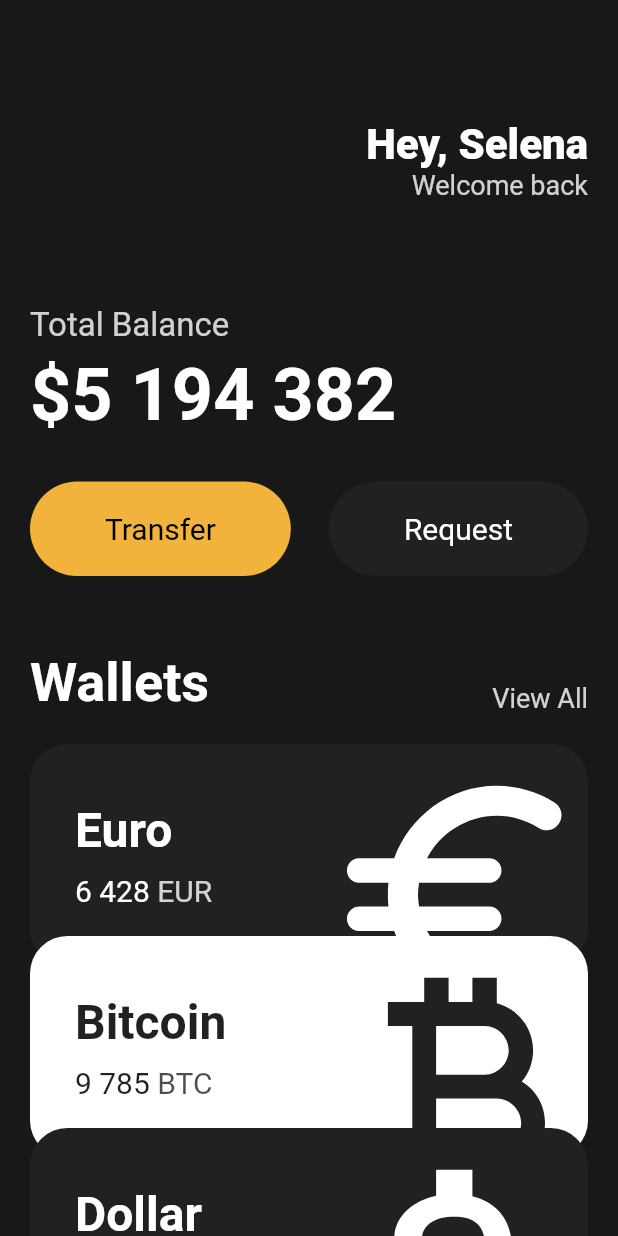
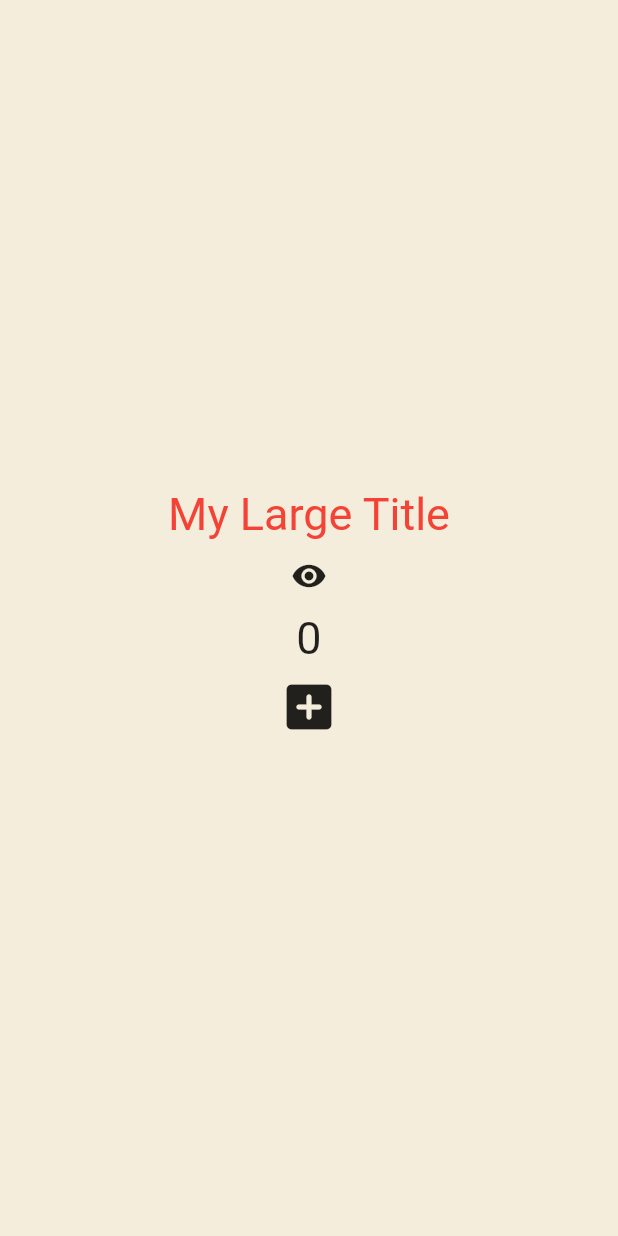
Before and after one commit to cassiadev/toonflix, a Flutter app: the screen it shows after launch, on a phone screen of 412 x 824 dp. Run offline on Flutter 3.47's test engine with Material 2 defaults, Android fonts, the light colour scheme and no system bars.

Commit message:
Learning Widget Lifecycle
setState, BuildContext, initState, build, dispose

```diff
--- a/lib/main.dart
+++ b/lib/main.dart
@@ -6,135 +6,235 @@ void main() {
   runApp(App());
 }
 
-class App extends StatelessWidget {
+class App extends StatefulWidget{
+  @override
+  State<App> createState() => _AppState();
+}
+
+class _AppState extends State<App> {
+  bool showTitle = true;
+  void toggleTitle() {
+    setState(() {
+      showTitle = !showTitle;
+    });
+  }
+
+  int counter = 0;
+  List<int> numbers = [];
+  void onClicked() {
+    setState(() { // State에 바뀐 데이터를 적용해서 화면에 표시하기 위해 setState() 함수가 꼭 필요함. 없으면 build()가 다시 실행되지 않아 연산에 의해 데이터가 변경중인데 화면에는 보이지 않게 됨
+      counter++;  // 꼭 setState() 안에 있어야지만 Interactivity가 적용되는 것은 아니나, 가독성 면에서 봤을 때 안에 넣는 게 좋다
+      numbers.add(numbers.length);
+    });
+  }
+
   @override
   Widget build(BuildContext context) {
-    return MaterialApp( // 새 위젯을 만드는 건 클래스를 초기화(Initializing classes)하는 것
-      home: Scaffold( // 다수 위젯에서 home: body: appBar: 같이 named parameter를 쓰고 있음
-        backgroundColor: const Color(0xFF181818), // Color.fromARGB(255, 48, 48, 1)나 Color.fromRGBO(24, 24, 24, 1)로는 색상표에서 선택
-        body: SingleChildScrollView(
-          child: Padding(
-            padding: const EdgeInsets.symmetric(horizontal: 20),
-            child: Column(
-              crossAxisAlignment: CrossAxisAlignment.start,
-              children: [
-                const SizedBox(
-                  height: 80,
+    return MaterialApp(
+      theme: ThemeData(
+        textTheme: const TextTheme(
+          titleLarge: TextStyle(
+           color: Colors.red,
+         ),
+        ),
+      ),
+      home: Scaffold(
+        backgroundColor: const Color(0xFFF4EDDB),
+        body: Center(
+          child: Column(
+            mainAxisAlignment: MainAxisAlignment.center,
+            children: [
+              showTitle ? const MyLargeTitle() : const Text('nothing to show'),
+              IconButton(
+                onPressed: toggleTitle,
+                icon: const Icon(Icons.remove_red_eye),
+              ),
+              Text('$counter',
+                style: const TextStyle(
+                  fontSize: 30,
                 ),
-                Row(
-                  mainAxisAlignment: MainAxisAlignment.end,
-                  children: [
-                    Column(
-                      crossAxisAlignment: CrossAxisAlignment.end,
-                      children: const [
-                        Text('Hey, Selena',
-                          style: TextStyle(
-                            color: Colors.white,
-                            fontSize: 28,
-                            fontWeight: FontWeight.w800,
-                          ),
-                        ),
-                        Text('Welcome back',
-                          style: TextStyle(
-                            color: Color.fromRGBO(255, 255, 255, 0.8),
-                            fontSize: 18,
-                          ),
-                        ),
-                      ],
-                    ),
-                  ],
+              ),
+              for(var n in numbers) Text('$n',),
+              IconButton(
+                iconSize: 40,
+                onPressed: onClicked,
+                icon: const Icon(
+                    Icons.add_box_rounded,
                 ),
-                const SizedBox(
-                  height: 70,
-                ),
-                Text('Total Balance',
-                  style: TextStyle(
-                    color: Colors.white.withOpacity(0.8),
-                    fontSize: 22,
-                  ),
-                ),
-                const SizedBox(
-                  height: 5,
-                ),
-                const Text('\$5 194 382',
-                  style: TextStyle(
-                    color: Colors.white,
-                    fontSize: 48,
-                    fontWeight: FontWeight.w600,
-                  ),
-                ),
-                const SizedBox(
-                  height: 30,
-                ),
-                Row(
-                  mainAxisAlignment: MainAxisAlignment.spaceBetween,
-                  children: const [
-                    Button(
-                      text: 'Transfer',
-                      bgColor: Color(0xFFF1B33B),
-                      textColor: Colors.black,
-                    ),
-                    Button(
-                      text: 'Request',
-                      bgColor: Color(0xFF1F2123),
-                      textColor: Colors.white,
-                    ),
-                  ],
-                ),
-                const SizedBox(
-                  height: 50,
-                ),
-                Row(
-                  mainAxisAlignment: MainAxisAlignment.spaceBetween,
-                  crossAxisAlignment: CrossAxisAlignment.end,
-                  children: [
-                    const Text('Wallets',
-                      style: TextStyle(
-                        color: Colors.white,
-                        fontSize: 36,
-                        fontWeight: FontWeight.w600,
-                      ),
-                    ),
-                    Text('View All',
-                      style: TextStyle(
-                        color: Colors.white.withOpacity(0.8),  // withOpacity값은 컴파일 시점에서 알기 힘든 값이기 때문에 children에 대한 const 수식을 해제하게 됨
-                        fontSize: 18,
-                      )
-                      ,
-                    ),
-                  ],
-                ),
-                const SizedBox(
-                  height: 20,
-                ),
-                const CurrencyCard(
-                  name: 'Euro',
-                  code: 'EUR',
-                  amount: '6 428',
-                  icon: Icons.euro_rounded,
-                  isInverted: false,
-                ),
-                const CurrencyCard(
-                  name: 'Bitcoin',
-                  code: 'BTC',
-                  amount: '9 785',
-                  icon: Icons.currency_bitcoin,
-                  isInverted: true,
-                  order: 1,
-                ),
-                const CurrencyCard(
-                  name: 'Dollar',
-                  code: 'USD',
-                  amount: '428',
-                  icon: Icons.attach_money_outlined,
-                  isInverted: false,
-                  order: 2,
-                ),
-              ],
-            ),
+              ),
+            ],
           ),
         ),
       ),
     );
   }
 }
+
+class MyLargeTitle extends StatefulWidget {
+  const MyLargeTitle({
+    Key? key,
+  }) : super(key: key);
+
+  @override
+  State<MyLargeTitle> createState() => _MyLargeTitleState();
+}
+
+class _MyLargeTitleState extends State<MyLargeTitle> {
+  int count = 0;
+
+  @override
+  void initState() {  // initState()는 부모 요소에 의존하는 데이터의 초기화를 위해 종종 사용됨. 특별한 목적이 없으면 그냥 클래스 변수 선언을 해도 됨.
+    print('initState!');
+    super.initState();  // initState()는 항상 build()보다 먼저 호출되어야 하며 단 한 번만 호출됨. super.initState()도 있어야 됨
+  }
+
+  @override
+  void dispose() {  // dispose()는 위젯이 스크린에서 또 위젯트리에서 제거될 때 호출됨
+    print('dispose!');
+    super.dispose();
+  }
+
+  @override
+  Widget build(BuildContext context) {  // context에는 위젯트리에 관한 정보, 즉 조상 요소들의 데이터가 모두 담겨 있다
+    print('build!');
+    return Text('My Large Title',
+      style: TextStyle(
+        fontSize: 30,
+        color: Theme.of(context).textTheme.titleLarge?.color, // titleLarge라는 것이 없을 때에 대비해 ?.나 아니면 확실히 있다는 의미로 !.를 붙여준다
+      ),
+    );
+  }
+}
+
+// class App extends StatelessWidget {
+//   @override
+//   Widget build(BuildContext context) {
+//     return MaterialApp( // 새 위젯을 만드는 건 클래스를 초기화(Initializing classes)하는 것
+//       home: Scaffold( // 다수 위젯에서 home: body: appBar: 같이 named parameter를 쓰고 있음
+//         backgroundColor: const Color(0xFF181818), // Color.fromARGB(255, 48, 48, 1)나 Color.fromRGBO(24, 24, 24, 1)로는 색상표에서 선택
+//         body: SingleChildScrollView(
+//           child: Padding(
+//             padding: const EdgeInsets.symmetric(horizontal: 20),
+//             child: Column(
+//               crossAxisAlignment: CrossAxisAlignment.start,
+//               children: [
+//                 const SizedBox(
+//                   height: 80,
+//                 ),
+//                 Row(
+//                   mainAxisAlignment: MainAxisAlignment.end,
+//                   children: [
+//                     Column(
+//                       crossAxisAlignment: CrossAxisAlignment.end,
+//                       children: const [
+//                         Text('Hey, Selena',
+//                           style: TextStyle(
+//                             color: Colors.white,
+//                             fontSize: 28,
+//                             fontWeight: FontWeight.w800,
+//                           ),
+//                         ),
+//                         Text('Welcome back',
+//                           style: TextStyle(
+//                             color: Color.fromRGBO(255, 255, 255, 0.8),
+//                             fontSize: 18,
+//                           ),
+//                         ),
+//                       ],
+//                     ),
+//                   ],
+//                 ),
+//                 const SizedBox(
+//                   height: 70,
+//                 ),
+//                 Text('Total Balance',
+//                   style: TextStyle(
+//                     color: Colors.white.withOpacity(0.8),
+//                     fontSize: 22,
+//                   ),
+//                 ),
+//                 const SizedBox(
+//                   height: 5,
+//                 ),
+//                 const Text('\$5 194 382',
+//                   style: TextStyle(
+//                     color: Colors.white,
+//                     fontSize: 48,
+//                     fontWeight: FontWeight.w600,
+//                   ),
+//                 ),
+//                 const SizedBox(
+//                   height: 30,
+//                 ),
+//                 Row(
+//                   mainAxisAlignment: MainAxisAlignment.spaceBetween,
+//                   children: const [
+//                     Button(
+//                       text: 'Transfer',
+//                       bgColor: Color(0xFFF1B33B),
+//                       textColor: Colors.black,
+//                     ),
+//                     Button(
+//                       text: 'Request',
+//                       bgColor: Color(0xFF1F2123),
+//                       textColor: Colors.white,
+//                     ),
+//                   ],
+//                 ),
+//                 const SizedBox(
+//                   height: 50,
+//                 ),
+//                 Row(
+//                   mainAxisAlignment: MainAxisAlignment.spaceBetween,
+//                   crossAxisAlignment: CrossAxisAlignment.end,
+//                   children: [
+//                     const Text('Wallets',
+//                       style: TextStyle(
+//                         color: Colors.white,
+//                         fontSize: 36,
+//                         fontWeight: FontWeight.w600,
+//                       ),
+//                     ),
+//                     Text('View All',
+//                       style: TextStyle(
+//                         color: Colors.white.withOpacity(0.8),  // withOpacity값은 컴파일 시점에서 알기 힘든 값이기 때문에 children에 대한 const 수식을 해제하게 됨
+//                         fontSize: 18,
+//                       )
+//                       ,
+//                     ),
+//                   ],
+//                 ),
+//                 const SizedBox(
+//                   height: 20,
+//                 ),
+//                 const CurrencyCard(
+//                   name: 'Euro',
+//                   code: 'EUR',
+//                   amount: '6 428',
+//                   icon: Icons.euro_rounded,
+//                   isInverted: false,
+//                 ),
+//                 const CurrencyCard(
+//                   name: 'Bitcoin',
+//                   code: 'BTC',
+//                   amount: '9 785',
+//                   icon: Icons.currency_bitcoin,
+//                   isInverted: true,
+//                   order: 1,
+//                 ),
+//                 const CurrencyCard(
+//                   name: 'Dollar',
+//                   code: 'USD',
+//                   amount: '428',
+//                   icon: Icons.attach_money_outlined,
+//                   isInverted: false,
+//                   order: 2,
+//                 ),
+//               ],
+//             ),
+//           ),
+//         ),
+//       ),
+//     );
+//   }
+// }
```
